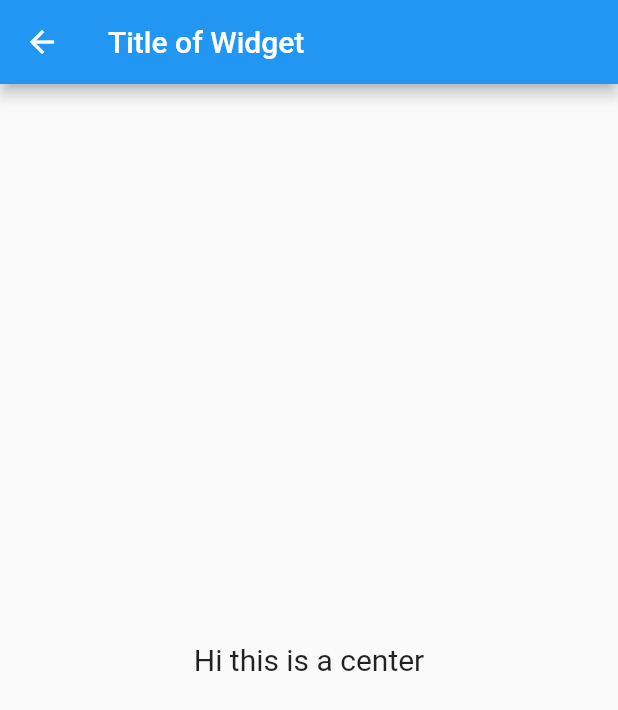
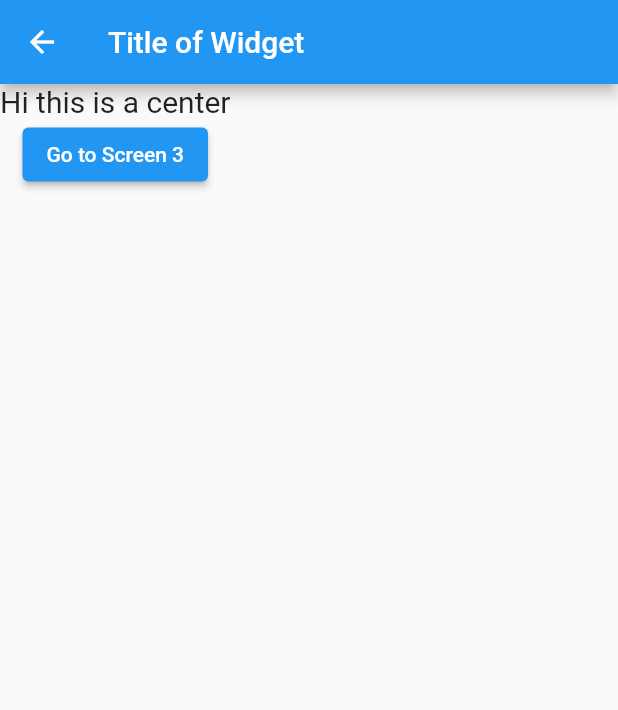
Before and after one commit to ArpitSahu01/Meals-App, a Flutter app: the screen it shows after launch, after a tap on "Italian", on a phone screen of 412 x 824 dp. Shown: the top 710 px of the screen. Run offline on Flutter 3.47's test engine with Material 2 defaults, Android fonts, the phone set to English and light mode, and no system bars.

Commit message:
Added screen 3

```diff
--- a/lib/Screen1.dart
+++ b/lib/Screen1.dart
@@ -22,7 +22,7 @@ class Screen1 extends StatelessWidget {
             maxCrossAxisExtent: MediaQuery.of(context).size.width / 2,
             crossAxisSpacing: 10,
             mainAxisSpacing: 10,
-            childAspectRatio: 2 / 1,
+            childAspectRatio: 2 / 2,
           ),
           children: DUMMY_CATEGORIES.map((val) {
             return InkWell(
--- a/lib/Screen2.dart
+++ b/lib/Screen2.dart
@@ -1,13 +1,23 @@
 import 'package:flutter/material.dart';
+import './Screen3.dart';
 
 class Screen2 extends StatelessWidget{
+
+  void changeScreen3(BuildContext ctx){
+    Navigator.of(ctx).push(MaterialPageRoute(builder: (_){
+      return Screen3();
+    }));
+  }
 
   @override
   Widget build(BuildContext context){
     return Scaffold(
       appBar: AppBar(title: const Text('Title of Widget'),),
-      body: const Center(
-        child: Text('Hi this is a center',style: TextStyle(fontSize: 20),),
+      body:  Column(
+        children: [
+          const Text('Hi this is a center',style: TextStyle(fontSize: 20),),
+          ElevatedButton(onPressed: ()=>changeScreen3(context), child: const Text('Go to Screen 3')),
+        ],
       ),
     );
   }
--- a/lib/Screen3.dart
+++ b/lib/Screen3.dart
@@ -0,0 +1,14 @@
+import 'package:flutter/material.dart';
+
+class Screen3 extends StatelessWidget{
+
+  @override
+  Widget build(BuildContext context){
+    return Scaffold(
+      appBar: AppBar(title: Text('This is Screen 3'),),
+      body: const Center(
+        child: Text('This is Screen 3'),
+      ),
+    );
+  }
+}
```
